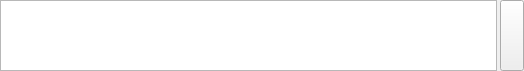
Old version of the form src/plugins/messagewidgets/editwidget.ui in the repository silvansky/Contacts.
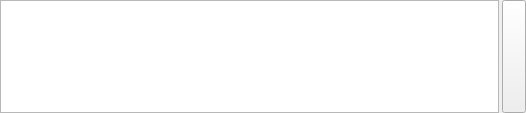
New version of the form. Custom widgets are drawn as their Qt base class.

Diff of the .ui file:
```diff
--- a/src/plugins/messagewidgets/editwidget.ui
+++ b/src/plugins/messagewidgets/editwidget.ui
@@ -6,10 +6,16 @@
    <rect>
     <x>0</x>
     <y>0</y>
-    <width>524</width>
-    <height>71</height>
+    <width>526</width>
+    <height>113</height>
    </rect>
   </property>
+  <property name="sizePolicy">
+   <sizepolicy hsizetype="Preferred" vsizetype="Fixed">
+    <horstretch>0</horstretch>
+    <verstretch>0</verstretch>
+   </sizepolicy>
+  </property>
   <layout class="QHBoxLayout" name="horizontalLayout">
    <property name="spacing">
     <number>3</number>
```
